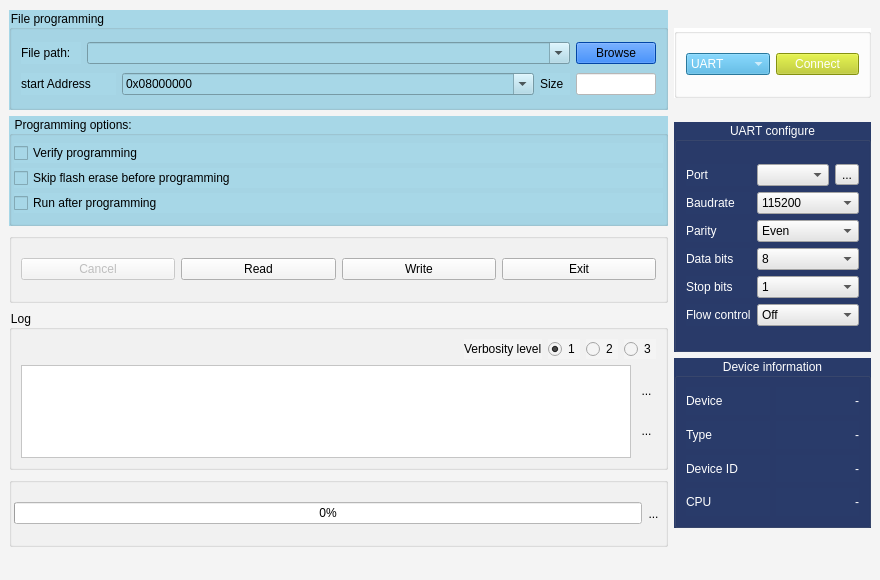
Old version of the form mainwindow.ui in the repository yangfuyuan/STM32Programming.
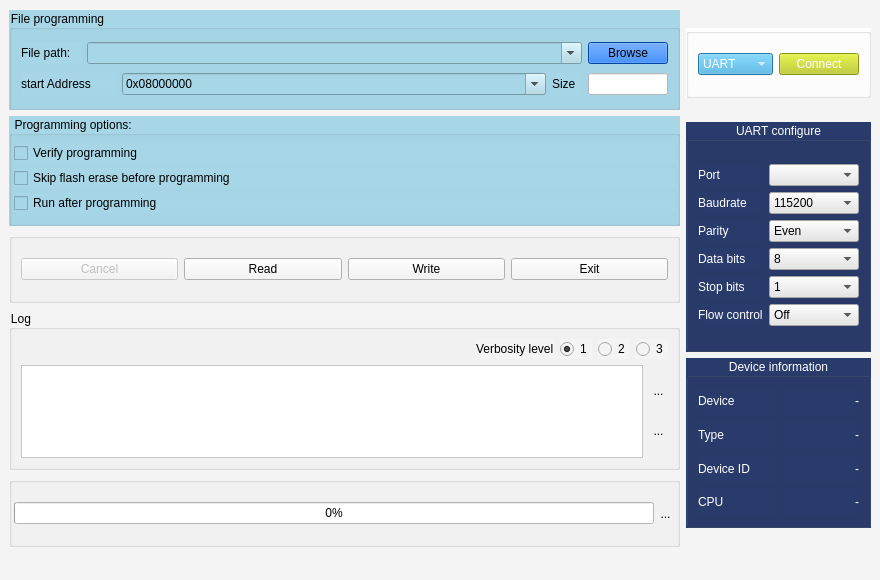
New version of the form. Icons and pictures are not drawn. Custom widgets are drawn as their Qt base class.

```diff
--- a/mainwindow.ui
+++ b/mainwindow.ui
@@ -406,7 +406,7 @@
              <item>
               <layout class="QVBoxLayout" name="verticalLayout_5">
                <item>
-                <layout class="QHBoxLayout" name="horizontalLayout_19" stretch="0,0">
+                <layout class="QHBoxLayout" name="horizontalLayout_19" stretch="0">
                  <property name="spacing">
                   <number>6</number>
                  </property>
@@ -427,21 +427,6 @@
                    </property>
                   </widget>
                  </item>
-                 <item>
-                  <widget class="QToolButton" name="UpdateBtn">
-                   <property name="styleSheet">
-                    <string notr="true">background-color:rgb(229,229,229);
-color:black;</string>
-                   </property>
-                   <property name="text">
-                    <string>...</string>
-                   </property>
-                   <property name="icon">
-                    <iconset resource="gui_icons.qrc">
-                     <normaloff>:/images/images/icon_update.png</normaloff>:/images/images/icon_update.png</iconset>
-                   </property>
-                  </widget>
-                 </item>
                 </layout>
                </item>
                <item>
@@ -991,6 +976,13 @@
   </widget>
   <widget class="QStatusBar" name="statusbar"/>
  </widget>
+ <customwidgets>
+  <customwidget>
+   <class>QComCheckBox</class>
+   <extends>QComboBox</extends>
+   <header location="global">qcomcheckbox.h</header>
+  </customwidget>
+ </customwidgets>
  <resources>
   <include location="gui_icons.qrc"/>
  </resources>
```
Left out of the diff: 2 changed lines with no effect on the pictures.
